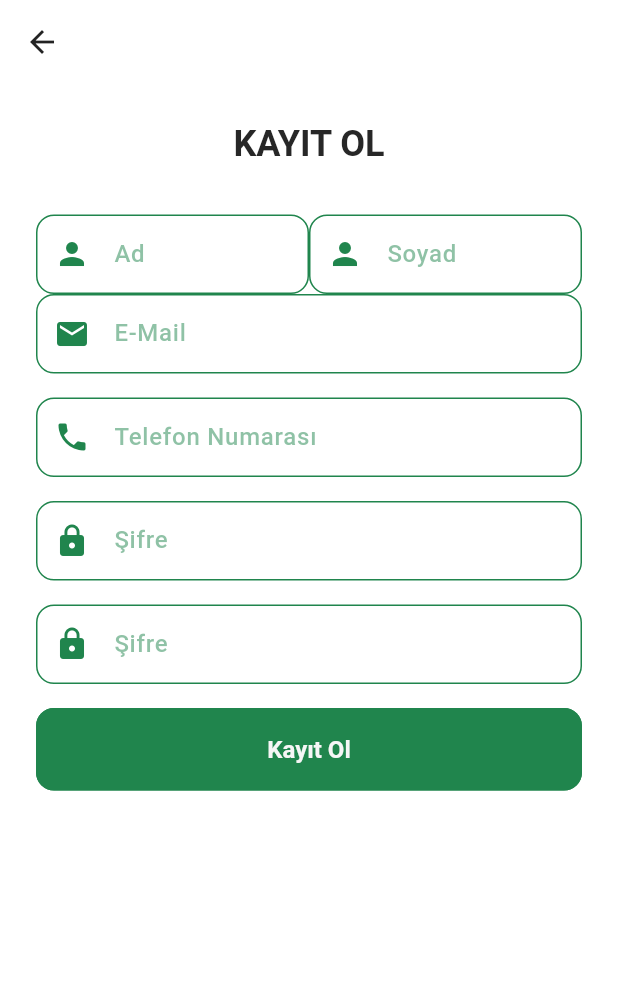
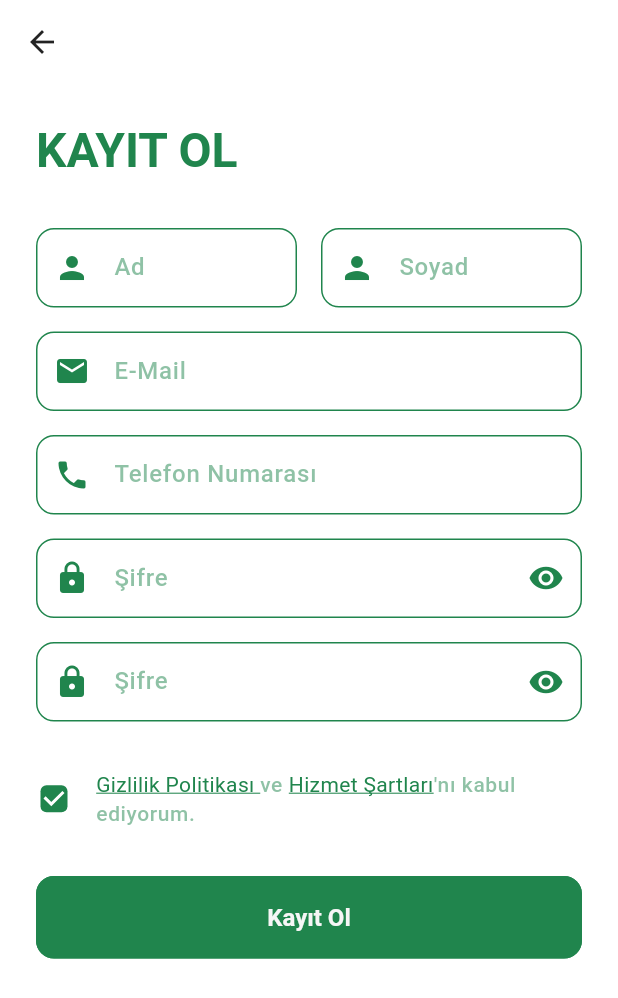
Before and after one commit to Mudrowe/Toprak-Rehberi, a Flutter app: the SignupScreen screen opened directly, on a phone screen of 412 x 824 dp. Shown: the top 998 px of the screen. Run offline on Flutter 3.47's test engine with Material 3 defaults, Android fonts, the phone set to English and light mode, and no system bars; our stand-ins replace get, logger.

Commit message:
Add signup page with default back button
A new signup page has been created. The back button is using the default AppBar style and has not yet been customized. It should be like the designs

```diff
--- a/lib/app.dart
+++ b/lib/app.dart
@@ -1,7 +1,6 @@
 import 'package:flutter/material.dart';
 import 'package:get/get.dart';
 import 'package:toprak_rehberi/features/authentication/screens/login/login.dart';
-import 'package:toprak_rehberi/features/authentication/screens/signup/signup.dart';
 import 'package:toprak_rehberi/utils/constants/text_strings.dart';
 import 'package:toprak_rehberi/utils/theme/theme.dart';
 
--- a/lib/features/authentication/screens/login/login.dart
+++ b/lib/features/authentication/screens/login/login.dart
@@ -1,7 +1,7 @@
 import 'package:flutter/material.dart';
 import 'package:toprak_rehberi/common/styles/spacing_styles.dart';
-import 'package:toprak_rehberi/features/authentication/screens/widgets/login_form.dart';
-import 'package:toprak_rehberi/features/authentication/screens/widgets/login_header.dart';
+import 'package:toprak_rehberi/features/authentication/screens/login/widgets/login_form.dart';
+import 'package:toprak_rehberi/features/authentication/screens/login/widgets/login_header.dart';
 
 class LoginScreen extends StatelessWidget {
   const LoginScreen({super.key});
--- a/lib/features/authentication/screens/signup/signup.dart
+++ b/lib/features/authentication/screens/signup/signup.dart
@@ -1,4 +1,5 @@
 import 'package:flutter/material.dart';
+import 'package:toprak_rehberi/features/authentication/screens/signup/widgets/signup_form.dart';
 import 'package:toprak_rehberi/utils/constants/sizes.dart';
 import 'package:toprak_rehberi/utils/constants/text_strings.dart';
 
@@ -13,92 +14,30 @@ class SignupScreen extends StatelessWidget {
         child: Padding(
           padding: const EdgeInsets.all(TSizes.defaulSpace),
           child: Column(
+            crossAxisAlignment: CrossAxisAlignment.start,
             children: [
-              // Title
+              // Titles
               Text(
                 TTexts.signupTitle,
-                style: Theme.of(context).textTheme.headlineMedium,
+                style: Theme.of(context).textTheme.headlineLarge,
               ),
               const SizedBox(
                 height: TSizes.spaceBtwSections,
               ),
 
               // Form
-              Form(
-                child: Column(
-                  children: [
-                    Row(children: [
-                      // First Name
-                      Expanded(
-                        child: TextFormField(
-                          expands: false,
-                          decoration: const InputDecoration(
-                              prefixIcon: Icon(Icons.person),
-                              labelText: TTexts.firstName),
-                        ),
-                      ),
-                      // Last Name
-                      Expanded(
-                        child: TextFormField(
-                          decoration: const InputDecoration(
-                              prefixIcon: Icon(Icons.person),
-                              labelText: TTexts.lastName),
-                        ),
-                      ),
-                    ]),
+              const TSignupForm(),
 
-                    // Email
-                    TextFormField(
-                      decoration: const InputDecoration(
-                        prefixIcon: Icon(Icons.email),
-                        labelText: TTexts.email,
-                      ),
-                    ),
-                    const SizedBox(
-                      height: TSizes.spaceBtwInputFields,
-                    ),
-
-                    // Phone Number
-                    TextFormField(
-                      decoration: const InputDecoration(
-                        prefixIcon: Icon(Icons.phone),
-                        labelText: TTexts.phoneNo,
-                      ),
-                    ),
-                    const SizedBox(
-                      height: TSizes.spaceBtwInputFields,
-                    ),
-
-                    // Password
-                    TextFormField(
-                      decoration: const InputDecoration(
-                        prefixIcon: Icon(Icons.lock),
-                        labelText: TTexts.password,
-                      ),
-                    ),
-                    const SizedBox(
-                      height: TSizes.spaceBtwInputFields,
-                    ),
-
-                    // Password Again
-                    TextFormField(
-                      decoration: const InputDecoration(
-                        prefixIcon: Icon(Icons.lock),
-                        labelText: TTexts.password,
-                      ),
-                    ),
-                    const SizedBox(
-                      height: TSizes.spaceBtwInputFields,
-                    ),
-                  ],
-                ),
+              const SizedBox(
+                height: TSizes.spaceBtwSections,
               ),
 
+              // Signup Button
               SizedBox(
-                  width: double.infinity,
-                  child: ElevatedButton(
-                      onPressed: () {},
-                      child: const Text(TTexts.createAccount)))
+                width: double.infinity,
+                child: ElevatedButton(
+                    onPressed: () {}, child: const Text(TTexts.createAccount)),
+              ),
             ],
           ),
         ),
--- /dev/null
+++ b/lib/features/authentication/screens/signup/widgets/signup_form.dart
@@ -0,0 +1,93 @@
+import 'package:flutter/material.dart';
+import 'package:toprak_rehberi/features/authentication/screens/signup/widgets/terms_and_conditions_checkbox.dart';
+import 'package:toprak_rehberi/utils/constants/sizes.dart';
+import 'package:toprak_rehberi/utils/constants/text_strings.dart';
+
+class TSignupForm extends StatelessWidget {
+  const TSignupForm({
+    super.key,
+  });
+
+  @override
+  Widget build(BuildContext context) {
+    return Form(
+        child: Column(
+      children: [
+        Row(
+          children: [
+            // First Name
+            Expanded(
+              child: TextFormField(
+                expands: false,
+                decoration: const InputDecoration(
+                    prefixIcon: Icon(Icons.person),
+                    labelText: TTexts.firstName),
+              ),
+            ),
+            const SizedBox(
+              width: TSizes.spaceBtwInputFields,
+            ),
+            // Last Name
+            Expanded(
+              child: TextFormField(
+                decoration: const InputDecoration(
+                    prefixIcon: Icon(Icons.person), labelText: TTexts.lastName),
+              ),
+            ),
+          ],
+        ),
+
+        const SizedBox(
+          height: TSizes.spaceBtwInputFields,
+        ),
+        // Email
+        TextFormField(
+          decoration: const InputDecoration(
+            prefixIcon: Icon(Icons.email),
+            labelText: TTexts.email,
+          ),
+        ),
+        const SizedBox(
+          height: TSizes.spaceBtwInputFields,
+        ),
+
+        // Phone Number
+        TextFormField(
+          decoration: const InputDecoration(
+            prefixIcon: Icon(Icons.phone),
+            labelText: TTexts.phoneNo,
+          ),
+        ),
+        const SizedBox(
+          height: TSizes.spaceBtwInputFields,
+        ),
+
+        // Password
+        TextFormField(
+          decoration: const InputDecoration(
+            prefixIcon: Icon(Icons.lock),
+            labelText: TTexts.password,
+            suffixIcon: Icon(Icons.remove_red_eye),
+          ),
+        ),
+        const SizedBox(
+          height: TSizes.spaceBtwInputFields,
+        ),
+
+        // Password Again
+        TextFormField(
+          decoration: const InputDecoration(
+            prefixIcon: Icon(Icons.lock),
+            labelText: TTexts.password,
+            suffixIcon: Icon(Icons.remove_red_eye),
+          ),
+        ),
+        const SizedBox(
+          height: TSizes.spaceBtwSections,
+        ),
+
+        const TTermsAndConditionsCheckBox(),
+      ],
+    ));
+  }
+}
--- /dev/null
+++ b/lib/features/authentication/screens/signup/widgets/terms_and_conditions_checkbox.dart
@@ -0,0 +1,55 @@
+import 'package:flutter/material.dart';
+import 'package:toprak_rehberi/utils/constants/colors.dart';
+import 'package:toprak_rehberi/utils/constants/sizes.dart';
+import 'package:toprak_rehberi/utils/constants/text_strings.dart';
+import 'package:toprak_rehberi/utils/helpers/helper_functions.dart';
+
+class TTermsAndConditionsCheckBox extends StatelessWidget {
+  const TTermsAndConditionsCheckBox({
+    super.key,
+  });
+
+  @override
+  Widget build(BuildContext context) {
+    final dark = THelperFunctions.isDarkMode(context);
+    return Row(
+      children: [
+        SizedBox(
+            width: 24,
+            height: 24,
+            child: Checkbox(value: true, onChanged: (value) {})),
+        const SizedBox(
+          width: TSizes.spaceBtwItems,
+        ),
+        Expanded(
+          child: Text.rich(
+            TextSpan(children: [
+              TextSpan(
+                  text: '${TTexts.privacyPolicy} ',
+                  style: Theme.of(context).textTheme.bodyMedium!.apply(
+                        color: dark ? TColors.white : TColors.primaryColor,
+                        decoration: TextDecoration.underline,
+                        decorationColor:
+                            dark ? TColors.white : TColors.primaryColor,
+                      )),
+              TextSpan(
+                  text: '${TTexts.and} ',
+                  style: Theme.of(context).textTheme.bodySmall),
+              TextSpan(
+                  text: TTexts.termsOfUse,
+                  style: Theme.of(context).textTheme.bodyMedium!.apply(
+                        color: dark ? TColors.white : TColors.primaryColor,
+                        decoration: TextDecoration.underline,
+                        decorationColor:
+                            dark ? TColors.white : TColors.primaryColor,
+                      )),
+              TextSpan(
+                  text: '${TTexts.iAgreeTo} ',
+                  style: Theme.of(context).textTheme.bodySmall),
+            ]),
+          ),
+        )
+      ],
+    );
+  }
+}
--- a/lib/utils/constants/text_strings.dart
+++ b/lib/utils/constants/text_strings.dart
@@ -22,9 +22,9 @@ class TTexts {
   static const String createAccount = "Kayıt Ol";
   static const String orSignInWith = "or sign in with";
   static const String orSignUpWith = "or sign up with";
-  static const String iAgreeTo = "I agree to";
-  static const String privacyPolicy = "Privacy Policy";
-  static const String termsOfUse = "Terms of use";
+  static const String iAgreeTo = "'nı kabul ediyorum.";
+  static const String privacyPolicy = "Gizlilik Politikası";
+  static const String termsOfUse = "Hizmet Şartları";
   static const String verificationCode = "verificationCode";
   static const String resendEmail = "Resend Email";
   static const String resendEmailIn = "Resend email in";
--- a/lib/utils/theme/custom_themes/text_theme.dart
+++ b/lib/utils/theme/custom_themes/text_theme.dart
@@ -5,22 +5,22 @@ class TTextTheme {
   TTextTheme._();
 
   static TextTheme lightTextTheme = TextTheme(
-    headlineLarge: const TextStyle().copyWith(fontSize: 32.0, fontWeight: FontWeight.bold, color: TColors.dark),
-    headlineMedium: const TextStyle().copyWith(fontSize: 24.0, fontWeight: FontWeight.w600, color: TColors.dark),
-    headlineSmall: const TextStyle().copyWith(fontSize: 18.0, fontWeight: FontWeight.w600, color: TColors.dark),
+    headlineLarge: const TextStyle().copyWith(fontSize: 32.0, fontWeight: FontWeight.bold, color: TColors.primaryColor),
+    headlineMedium: const TextStyle().copyWith(fontSize: 24.0, fontWeight: FontWeight.w600, color: TColors.primaryColor),
+    headlineSmall: const TextStyle().copyWith(fontSize: 18.0, fontWeight: FontWeight.w600, color: TColors.primaryColor),
 
 
-    titleLarge: const TextStyle().copyWith(fontSize: 16.0, fontWeight: FontWeight.w600, color: TColors.dark),
-    titleMedium: const TextStyle().copyWith(fontSize: 16.0, fontWeight: FontWeight.w500, color: TColors.dark),
-    titleSmall: const TextStyle().copyWith(fontSize: 16.0, fontWeight: FontWeight.w400, color: TColors.dark),
+    titleLarge: const TextStyle().copyWith(fontSize: 16.0, fontWeight: FontWeight.w600, color: TColors.primaryColor),
+    titleMedium: const TextStyle().copyWith(fontSize: 16.0, fontWeight: FontWeight.w500, color: TColors.primaryColor),
+    titleSmall: const TextStyle().copyWith(fontSize: 16.0, fontWeight: FontWeight.w400, color: TColors.primaryColor),
 
 
-    bodyLarge: const TextStyle().copyWith(fontSize: 14.0, fontWeight: FontWeight.w500, color: TColors.dark),
-    bodyMedium: const TextStyle().copyWith(fontSize: 14.0, fontWeight: FontWeight.normal, color: TColors.dark),
-    bodySmall: const TextStyle().copyWith(fontSize: 14.0, fontWeight: FontWeight.w500, color: TColors.dark.withOpacity(0.5)),
+    bodyLarge: const TextStyle().copyWith(fontSize: 14.0, fontWeight: FontWeight.w500, color: TColors.primaryColor),
+    bodyMedium: const TextStyle().copyWith(fontSize: 14.0, fontWeight: FontWeight.normal, color: TColors.primaryColor),
+    bodySmall: const TextStyle().copyWith(fontSize: 14.0, fontWeight: FontWeight.w500, color: TColors.primaryColor.withOpacity(0.5)),
 
-    labelLarge: const TextStyle().copyWith(fontSize: 12.0, fontWeight: FontWeight.normal, color: TColors.dark),
-    labelMedium: const TextStyle().copyWith(fontSize: 12.0, fontWeight: FontWeight.normal, color: TColors.dark.withOpacity(0.5)),
+    labelLarge: const TextStyle().copyWith(fontSize: 12.0, fontWeight: FontWeight.normal, color: TColors.primaryColor),
+    labelMedium: const TextStyle().copyWith(fontSize: 12.0, fontWeight: FontWeight.normal, color: TColors.primaryColor.withOpacity(0.5)),
   );
 
 
```
Also changed, not shown: lib/features/authentication/screens/login/widgets/login_form.dart (renamed from lib/features/authentication/screens/widgets/login_form.dart), lib/features/authentication/screens/login/widgets/login_header.dart (renamed from lib/features/authentication/screens/widgets/login_header.dart).
